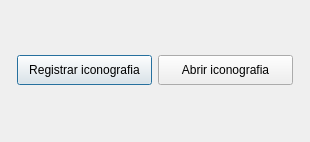
The window that regabriricon.ui (Gabrielnz/pasantia-CIMBUC) describes before a commit, drawn with Qt 5.
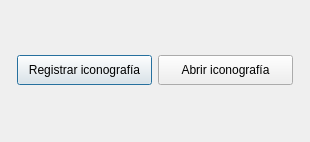
The same window after the commit. Icons and pictures are not drawn.

Patch:
```diff
--- a/regabriricon.ui
+++ b/regabriricon.ui
@@ -62,7 +62,7 @@
           </size>
          </property>
          <property name="text">
-          <string>Registrar iconografia</string>
+          <string>Registrar iconografía</string>
          </property>
         </widget>
        </item>
@@ -81,7 +81,7 @@
           </size>
          </property>
          <property name="text">
-          <string>Abrir iconografia</string>
+          <string>Abrir iconografía</string>
          </property>
         </widget>
        </item>
```
Left out of the diff: 10 changed lines with no effect on the pictures.
